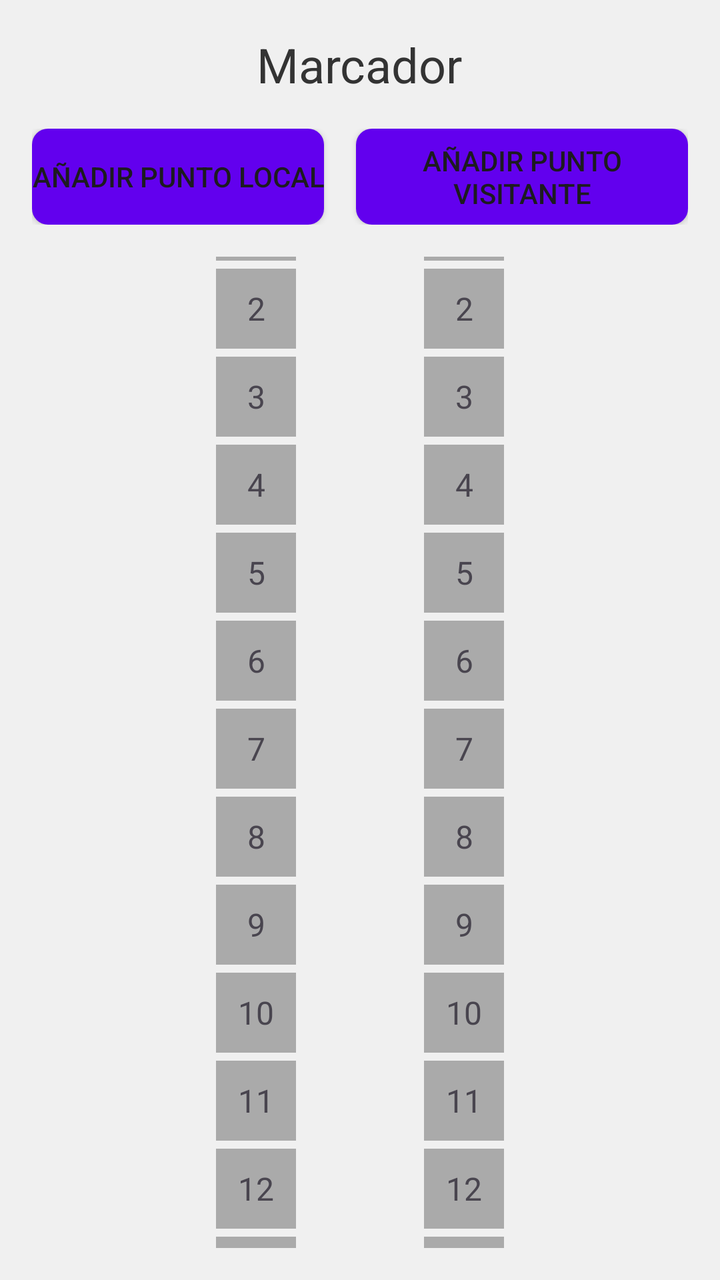
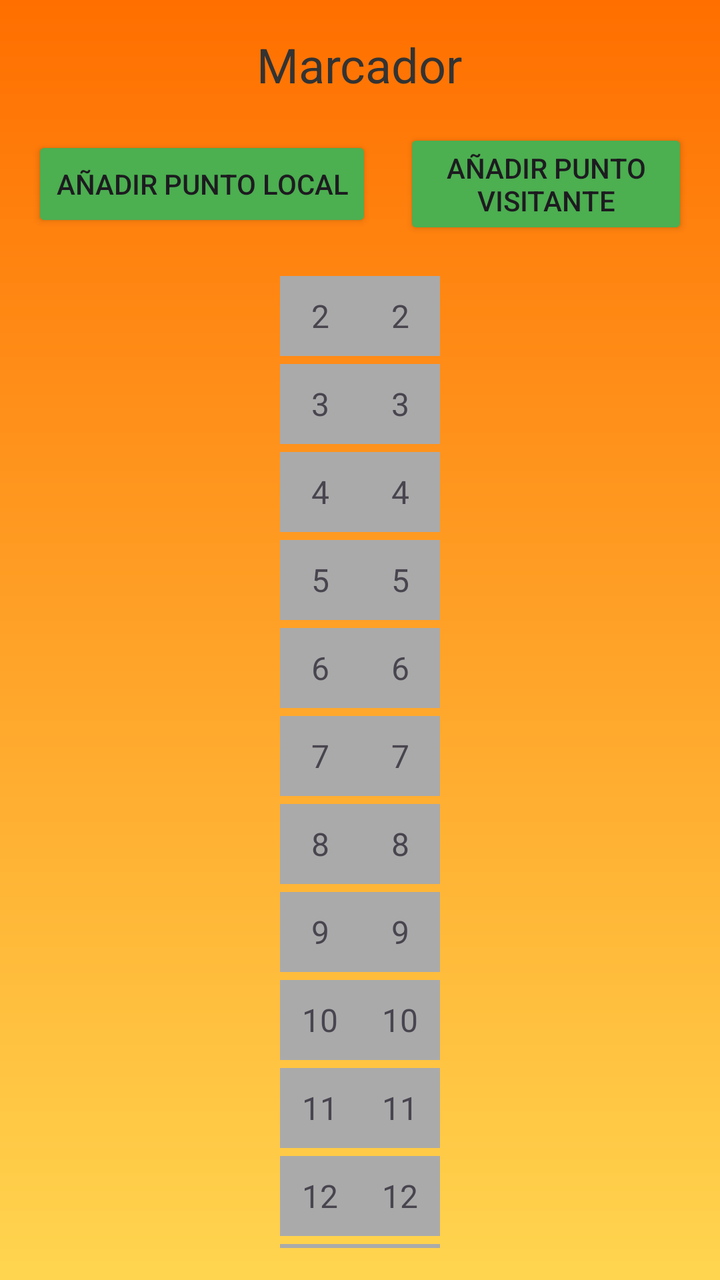

Before-and-after screenshots of an Android layout around one commit, followed by the original layout XML and the change that was made.
<!-- AndroidManifest.xml: application theme Theme.APPPetanca -->
<!-- res/layout/activity_score.xml -->
<?xml version="1.0" encoding="utf-8"?>
<LinearLayout xmlns:android="http://schemas.android.com/apk/res/android"
    android:layout_width="match_parent"
    android:layout_height="match_parent"
    android:orientation="vertical"
    android:padding="16dp"
    android:background="#f0f0f0">

    
    <TextView
        android:id="@+id/matchTitle"
        android:layout_width="wrap_content"
        android:layout_height="wrap_content"
        android:text="Marcador"
        android:textSize="24sp"
        android:textColor="#333333"
        android:layout_gravity="center"
        android:layout_marginBottom="16dp"/>

    
    <LinearLayout
        android:orientation="horizontal"
        android:layout_width="match_parent"
        android:layout_height="wrap_content"
        android:gravity="center"
        android:layout_marginBottom="16dp">

        <Button
            android:id="@+id/player1AddPoint"
            android:layout_width="wrap_content"
            android:layout_height="wrap_content"
            android:text="Añadir punto Local"
            android:layout_marginEnd="16dp"
            android:background="@drawable/button_background"/>

        <Button
            android:id="@+id/player2AddPoint"
            android:layout_width="wrap_content"
            android:layout_height="wrap_content"
            android:text="Añadir punto Visitante"
            android:background="@drawable/button_background"/>
    </LinearLayout>

    
    <LinearLayout
        android:layout_width="match_parent"
        android:layout_height="wrap_content"
        android:gravity="center"
        android:orientation="horizontal">

        
        <LinearLayout
            android:layout_width="40dp"
            android:layout_height="match_parent"
            android:layout_marginEnd="64dp"
            android:gravity="center"
            android:orientation="vertical"> 

            <TextView
                android:id="@+id/player1Point1"
                android:layout_width="40dp"
                android:layout_height="40dp"
                android:layout_marginBottom="4dp"
                android:background="@android:color/darker_gray"
                android:gravity="center"
                android:text="1"
                android:textSize="16sp" />

            <TextView
                android:id="@+id/player1Point2"
                android:layout_width="40dp"
                android:layout_height="40dp"
                android:layout_marginBottom="4dp"
                android:background="@android:color/darker_gray"
                android:gravity="center"
                android:text="2"
                android:textSize="16sp" />

            <TextView
                android:id="@+id/player1Point3"
                android:layout_width="40dp"
                android:layout_height="40dp"
                android:layout_marginBottom="4dp"
                android:background="@android:color/darker_gray"
                android:gravity="center"
                android:text="3"
                android:textSize="16sp" />

            <TextView
                android:id="@+id/player1Point4"
                android:layout_width="40dp"
                android:layout_height="40dp"
                android:layout_marginBottom="4dp"
                android:background="@android:color/darker_gray"
                android:gravity="center"
                android:text="4"
                android:textSize="16sp" />

            <TextView
                android:id="@+id/player1Point5"
                android:layout_width="40dp"
                android:layout_height="40dp"
                android:layout_marginBottom="4dp"
                android:background="@android:color/darker_gray"
                android:gravity="center"
                android:text="5"
                android:textSize="16sp" />

            <TextView
                android:id="@+id/player1Point6"
                android:layout_width="40dp"
                android:layout_height="40dp"
                android:layout_marginBottom="4dp"
                android:background="@android:color/darker_gray"
                android:gravity="center"
                android:text="6"
                android:textSize="16sp" />

            <TextView
                android:id="@+id/player1Point7"
                android:layout_width="40dp"
                android:layout_height="40dp"
                android:layout_marginBottom="4dp"
                android:background="@android:color/darker_gray"
                android:gravity="center"
                android:text="7"
                android:textSize="16sp" />

            <TextView
                android:id="@+id/player1Point8"
                android:layout_width="40dp"
                android:layout_height="40dp"
                android:layout_marginBottom="4dp"
                android:background="@android:color/darker_gray"
                android:gravity="center"
                android:text="8"
                android:textSize="16sp" />

            <TextView
                android:id="@+id/player1Point9"
                android:layout_width="40dp"
                android:layout_height="40dp"
                android:layout_marginBottom="4dp"
                android:background="@android:color/darker_gray"
                android:gravity="center"
                android:text="9"
                android:textSize="16sp" />

            <TextView
                android:id="@+id/player1Point10"
                android:layout_width="40dp"
                android:layout_height="40dp"
                android:layout_marginBottom="4dp"
                android:background="@android:color/darker_gray"
                android:gravity="center"
                android:text="10"
                android:textSize="16sp" />

            <TextView
                android:id="@+id/player1Point11"
                android:layout_width="40dp"
                android:layout_height="40dp"
                android:layout_marginBottom="4dp"
                android:background="@android:color/darker_gray"
                android:gravity="center"
                android:text="11"
                android:textSize="16sp" />

            <TextView
                android:id="@+id/player1Point12"
                android:layout_width="40dp"
                android:layout_height="40dp"
                android:layout_marginBottom="4dp"
                android:background="@android:color/darker_gray"
                android:gravity="center"
                android:text="12"
                android:textSize="16sp" />

            <TextView
                android:id="@+id/player1Point13"
                android:layout_width="40dp"
                android:layout_height="40dp"
                android:layout_marginBottom="4dp"
                android:background="@android:color/darker_gray"
                android:gravity="center"
                android:text="13"
                android:textSize="16sp" />
        </LinearLayout>

        
        <LinearLayout
            android:layout_width="wrap_content"
            android:layout_height="match_parent"
            android:gravity="center"
            android:orientation="vertical">

            <TextView
                android:id="@+id/player2Point1"
                android:layout_width="40dp"
                android:layout_height="40dp"
                android:layout_marginBottom="4dp"
                android:background="@android:color/darker_gray"
                android:gravity="center"
                android:text="1"
                android:textSize="16sp" />

            <TextView
                android:id="@+id/player2Point2"
                android:layout_width="40dp"
                android:layout_height="40dp"
                android:layout_marginBottom="4dp"
                android:background="@android:color/darker_gray"
                android:gravity="center"
                android:text="2"
                android:textSize="16sp" />

            <TextView
                android:id="@+id/player2Point3"
                android:layout_width="40dp"
                android:layout_height="40dp"
                android:layout_marginBottom="4dp"
                android:background="@android:color/darker_gray"
                android:gravity="center"
                android:text="3"
                android:textSize="16sp" />

            <TextView
                android:id="@+id/player2Point4"
                android:layout_width="40dp"
                android:layout_height="40dp"
                android:layout_marginBottom="4dp"
                android:background="@android:color/darker_gray"
                android:gravity="center"
                android:text="4"
                android:textSize="16sp" />

            <TextView
                android:id="@+id/player2Point5"
                android:layout_width="40dp"
                android:layout_height="40dp"
                android:layout_marginBottom="4dp"
                android:background="@android:color/darker_gray"
                android:gravity="center"
                android:text="5"
                android:textSize="16sp" />

            <TextView
                android:id="@+id/player2Point6"
                android:layout_width="40dp"
                android:layout_height="40dp"
                android:layout_marginBottom="4dp"
                android:background="@android:color/darker_gray"
                android:gravity="center"
                android:text="6"
                android:textSize="16sp" />

            <TextView
                android:id="@+id/player2Point7"
                android:layout_width="40dp"
                android:layout_height="40dp"
                android:layout_marginBottom="4dp"
                android:background="@android:color/darker_gray"
                android:gravity="center"
                android:text="7"
                android:textSize="16sp" />

            <TextView
                android:id="@+id/player2Point8"
                android:layout_width="40dp"
                android:layout_height="40dp"
                android:layout_marginBottom="4dp"
                android:background="@android:color/darker_gray"
                android:gravity="center"
                android:text="8"
                android:textSize="16sp" />

            <TextView
                android:id="@+id/player2Point9"
                android:layout_width="40dp"
                android:layout_height="40dp"
                android:layout_marginBottom="4dp"
                android:background="@android:color/darker_gray"
                android:gravity="center"
                android:text="9"
                android:textSize="16sp" />

            <TextView
                android:id="@+id/player2Point10"
                android:layout_width="40dp"
                android:layout_height="40dp"
                android:layout_marginBottom="4dp"
                android:background="@android:color/darker_gray"
                android:gravity="center"
                android:text="10"
                android:textSize="16sp" />

            <TextView
                android:id="@+id/player2Point11"
                android:layout_width="40dp"
                android:layout_height="40dp"
                android:layout_marginBottom="4dp"
                android:background="@android:color/darker_gray"
                android:gravity="center"
                android:text="11"
                android:textSize="16sp" />

            <TextView
                android:id="@+id/player2Point12"
                android:layout_width="40dp"
                android:layout_height="40dp"
                android:layout_marginBottom="4dp"
                android:background="@android:color/darker_gray"
                android:gravity="center"
                android:text="12"
                android:textSize="16sp" />

            <TextView
                android:id="@+id/player2Point13"
                android:layout_width="40dp"
                android:layout_height="40dp"
                android:layout_marginBottom="4dp"
                android:background="@android:color/darker_gray"
                android:gravity="center"
                android:text="13"
                android:textSize="16sp" />
        </LinearLayout>
        

    </LinearLayout>

    <LinearLayout
        android:id="@+id/resetButtonsLayout"
        android:layout_width="match_parent"
        android:layout_height="wrap_content"
        android:layout_marginTop="16dp"
        android:gravity="center"
        android:orientation="horizontal">

        <Button
            android:id="@+id/restartGameButton"
            android:layout_width="wrap_content"
            android:layout_height="wrap_content"
            android:layout_marginEnd="16dp"
            android:background="@drawable/button_background"
            android:text="Volver al sorteo" />

        <Button
            android:id="@+id/resetPointsButton"
            android:layout_width="wrap_content"
            android:layout_height="wrap_content"
            android:background="@drawable/button_background"
            android:text="Resetear puntos" />
    </LinearLayout>
</LinearLayout>
<!-- resources referenced by this layout -->
<resources>
  <!-- drawable button_background (drawable) -->
  <shape xmlns:android="http://schemas.android.com/apk/res/android">
      <solid android:color="#6200EE"/>
      <corners android:radius="8dp"/>
  </shape>
  <style name="Theme.APPPetanca" parent="Base.Theme.APPPetanca" />
  <style name="Base.Theme.APPPetanca" parent="Theme.Material3.DayNight.NoActionBar">
          
          
      </style>
</resources>

<!-- the commit's change to res/layout/activity_score.xml (unified diff, before → after) -->
@@ -4,7 +4,7 @@
     android:layout_height="match_parent"
     android:orientation="vertical"
     android:padding="16dp"
-    android:background="#f0f0f0">
+    android:background="@drawable/background_gradient">
 
     
     <TextView
@@ -31,14 +31,14 @@
             android:layout_height="wrap_content"
             android:text="Añadir punto Local"
             android:layout_marginEnd="16dp"
-            android:background="@drawable/button_background"/>
+            android:backgroundTint="#4CAF50"/>
 
         <Button
             android:id="@+id/player2AddPoint"
             android:layout_width="wrap_content"
             android:layout_height="wrap_content"
             android:text="Añadir punto Visitante"
-            android:background="@drawable/button_background"/>
+            android:backgroundTint="#4CAF50"/>
     </LinearLayout>
 
     
@@ -50,11 +50,10 @@
 
         
         <LinearLayout
-            android:layout_width="40dp"
+            android:layout_width="wrap_content"
             android:layout_height="match_parent"
-            android:layout_marginEnd="64dp"
             android:gravity="center"
-            android:orientation="vertical"> 
+            android:orientation="vertical">
 
             <TextView
                 android:id="@+id/player1Point1"
@@ -341,14 +340,15 @@
             android:layout_width="wrap_content"
             android:layout_height="wrap_content"
             android:layout_marginEnd="16dp"
-            android:background="@drawable/button_background"
+            android:backgroundTint="#4CAF50"
             android:text="Volver al sorteo" />
 
         <Button
             android:id="@+id/resetPointsButton"
             android:layout_width="wrap_content"
             android:layout_height="wrap_content"
-            android:background="@drawable/button_background"
+            android:backgroundTint="#4CAF50"
             android:text="Resetear puntos" />
+
     </LinearLayout>
 </LinearLayout>
<!-- resource entries referenced after the edit -->
@@ -1,9 +1,8 @@
 <!-- resources referenced by this layout -->
 <resources>
-  <!-- drawable button_background (drawable) -->
+  <!-- drawable background_gradient (drawable) -->
   <shape xmlns:android="http://schemas.android.com/apk/res/android">
-      <solid android:color="#6200EE"/>
-      <corners android:radius="8dp"/>
+      <gradient android:startColor="#FFD54F" android:endColor="#FF6F00" android:angle="90"/>
   </shape>
   <style name="Theme.APPPetanca" parent="Base.Theme.APPPetanca" />
   <style name="Base.Theme.APPPetanca" parent="Theme.Material3.DayNight.NoActionBar">
